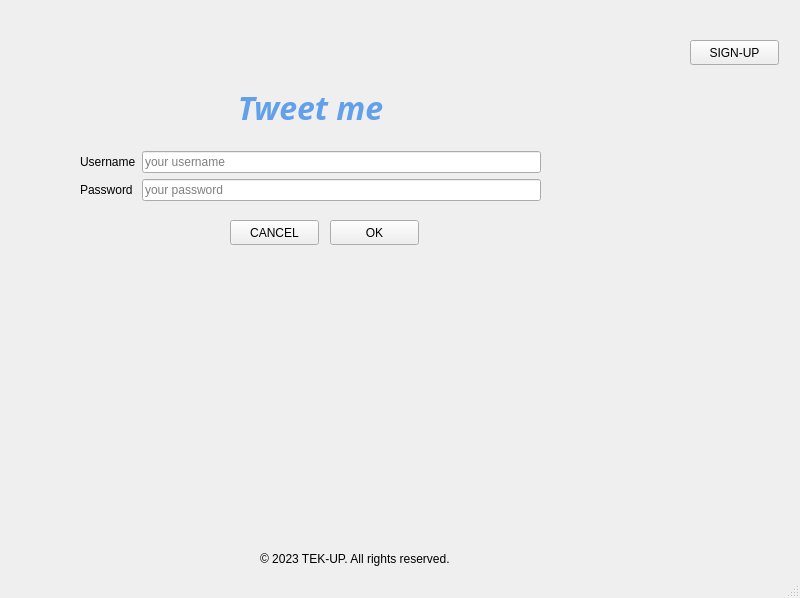
cybyacine/angry_tweet, file UIs/sign-in.ui: the form before one commit.
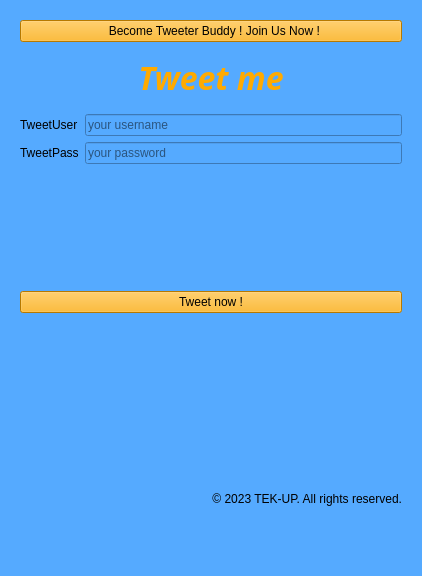
The form after the commit. Icons and pictures are not drawn.

```diff
--- a/UIs/sign-in.ui
+++ b/UIs/sign-in.ui
@@ -1,28 +1,46 @@
 <?xml version="1.0" encoding="UTF-8"?>
 <ui version="4.0">
- <class>MainWindow</class>
- <widget class="QMainWindow" name="MainWindow">
+ <class>form</class>
+ <widget class="QWidget" name="form">
   <property name="geometry">
    <rect>
     <x>0</x>
     <y>0</y>
-    <width>800</width>
-    <height>598</height>
+    <width>422</width>
+    <height>576</height>
    </rect>
   </property>
   <property name="windowTitle">
    <string>MainWindow</string>
   </property>
-  <widget class="QWidget" name="centralwidget">
-   <widget class="QWidget" name="verticalLayoutWidget">
-    <property name="geometry">
-     <rect>
-      <x>80</x>
-      <y>70</y>
-      <width>461</width>
-      <height>131</height>
-     </rect>
-    </property>
+  <property name="styleSheet">
+   <string notr="true">background-color: rgb(85, 170, 255);</string>
+  </property>
+  <layout class="QVBoxLayout" name="verticalLayout_4">
+   <item>
+    <widget class="QWidget" name="centralwidget" native="true">
+     <property name="autoFillBackground">
+      <bool>false</bool>
+     </property>
+     <property name="styleSheet">
+      <string notr="true">background-color: rgb(85, 170, 255)</string>
+     </property>
+     <layout class="QVBoxLayout" name="verticalLayout_5">
+      <item>
+       <widget class="QPushButton" name="signUpPushButton">
+        <property name="styleSheet">
+         <string notr="true">background-color: rgb(255, 170, 0);</string>
+        </property>
+        <property name="text">
+         <string>  Become Tweeter Buddy ! Join Us Now !</string>
+        </property>
+        <property name="icon">
+         <iconset>
+          <normaloff>../Imgs/icon.png</normaloff>../Imgs/icon.png</iconset>
+        </property>
+       </widget>
+      </item>
+      <item>
     <layout class="QVBoxLayout" name="verticalLayout">
      <item>
       <widget class="QLabel" name="label">
@@ -41,27 +59,54 @@
           <colorrole role="WindowText">
            <brush brushstyle="SolidPattern">
             <color alpha="255">
-             <red>98</red>
-             <green>160</green>
-             <blue>234</blue>
+                <red>255</red>
+                <green>170</green>
+                <blue>0</blue>
+               </color>
+              </brush>
+             </colorrole>
+             <colorrole role="Button">
+              <brush brushstyle="SolidPattern">
+               <color alpha="255">
+                <red>85</red>
+                <green>170</green>
+                <blue>255</blue>
             </color>
            </brush>
           </colorrole>
           <colorrole role="Text">
            <brush brushstyle="SolidPattern">
             <color alpha="255">
-             <red>98</red>
-             <green>160</green>
-             <blue>234</blue>
+                <red>255</red>
+                <green>170</green>
+                <blue>0</blue>
             </color>
            </brush>
           </colorrole>
           <colorrole role="ButtonText">
            <brush brushstyle="SolidPattern">
             <color alpha="255">
-             <red>98</red>
-             <green>160</green>
-             <blue>234</blue>
+                <red>255</red>
+                <green>170</green>
+                <blue>0</blue>
+               </color>
+              </brush>
+             </colorrole>
+             <colorrole role="Base">
+              <brush brushstyle="SolidPattern">
+               <color alpha="255">
+                <red>85</red>
+                <green>170</green>
+                <blue>255</blue>
+               </color>
+              </brush>
+             </colorrole>
+             <colorrole role="Window">
+              <brush brushstyle="SolidPattern">
+               <color alpha="255">
+                <red>85</red>
+                <green>170</green>
+                <blue>255</blue>
             </color>
            </brush>
           </colorrole>
@@ -88,27 +133,54 @@
           <colorrole role="WindowText">
            <brush brushstyle="SolidPattern">
             <color alpha="255">
-             <red>98</red>
-             <green>160</green>
-             <blue>234</blue>
+                <red>255</red>
+                <green>170</green>
+                <blue>0</blue>
+               </color>
+              </brush>
+             </colorrole>
+             <colorrole role="Button">
+              <brush brushstyle="SolidPattern">
+               <color alpha="255">
+                <red>85</red>
+                <green>170</green>
+                <blue>255</blue>
             </color>
            </brush>
           </colorrole>
           <colorrole role="Text">
            <brush brushstyle="SolidPattern">
             <color alpha="255">
-             <red>98</red>
-             <green>160</green>
-             <blue>234</blue>
+                <red>255</red>
+                <green>170</green>
+                <blue>0</blue>
             </color>
            </brush>
           </colorrole>
           <colorrole role="ButtonText">
            <brush brushstyle="SolidPattern">
             <color alpha="255">
-             <red>98</red>
-             <green>160</green>
-             <blue>234</blue>
+                <red>255</red>
+                <green>170</green>
+                <blue>0</blue>
+               </color>
+              </brush>
+             </colorrole>
+             <colorrole role="Base">
+              <brush brushstyle="SolidPattern">
+               <color alpha="255">
+                <red>85</red>
+                <green>170</green>
+                <blue>255</blue>
+               </color>
+              </brush>
+             </colorrole>
+             <colorrole role="Window">
+              <brush brushstyle="SolidPattern">
+               <color alpha="255">
+                <red>85</red>
+                <green>170</green>
+                <blue>255</blue>
             </color>
            </brush>
           </colorrole>
@@ -135,27 +207,54 @@
           <colorrole role="WindowText">
            <brush brushstyle="SolidPattern">
             <color alpha="255">
-             <red>98</red>
-             <green>160</green>
-             <blue>234</blue>
+                <red>255</red>
+                <green>170</green>
+                <blue>0</blue>
+               </color>
+              </brush>
+             </colorrole>
+             <colorrole role="Button">
+              <brush brushstyle="SolidPattern">
+               <color alpha="255">
+                <red>85</red>
+                <green>170</green>
+                <blue>255</blue>
             </color>
            </brush>
           </colorrole>
           <colorrole role="Text">
            <brush brushstyle="SolidPattern">
             <color alpha="255">
-             <red>98</red>
-             <green>160</green>
-             <blue>234</blue>
+                <red>255</red>
+                <green>170</green>
+                <blue>0</blue>
             </color>
            </brush>
           </colorrole>
           <colorrole role="ButtonText">
            <brush brushstyle="SolidPattern">
             <color alpha="255">
-             <red>98</red>
-             <green>160</green>
-             <blue>234</blue>
+                <red>255</red>
+                <green>170</green>
+                <blue>0</blue>
+               </color>
+              </brush>
+             </colorrole>
+             <colorrole role="Base">
+              <brush brushstyle="SolidPattern">
+               <color alpha="255">
+                <red>85</red>
+                <green>170</green>
+                <blue>255</blue>
+               </color>
+              </brush>
+             </colorrole>
+             <colorrole role="Window">
+              <brush brushstyle="SolidPattern">
+               <color alpha="255">
+                <red>85</red>
+                <green>170</green>
+                <blue>255</blue>
             </color>
            </brush>
           </colorrole>
@@ -192,7 +291,7 @@
        </property>
        <property name="styleSheet">
         <string notr="true">font: 75 bold italic 24pt &quot;Ubuntu Condensed&quot;;
-color: rgb(98, 160, 234);</string>
+color: rgb(255, 170, 0);</string>
        </property>
        <property name="text">
         <string>Tweet me</string>
@@ -221,14 +320,14 @@
             </size>
            </property>
            <property name="text">
-            <string>Username</string>
+               <string>TweetUser</string>
            </property>
           </widget>
          </item>
          <item>
           <widget class="QLabel" name="label_3">
            <property name="text">
-            <string>Password</string>
+               <string>TweetPass</string>
            </property>
           </widget>
          </item>
@@ -238,6 +337,9 @@
         <layout class="QVBoxLayout" name="verticalLayout_2">
          <item>
           <widget class="QLineEdit" name="usernameLineEdit">
+              <property name="styleSheet">
+               <string notr="true">border-color: red;</string>
+              </property>
            <property name="placeholderText">
             <string>your username</string>
            </property>
@@ -245,6 +347,9 @@
          </item>
          <item>
           <widget class="QLineEdit" name="passwordLineEdit">
+              <property name="styleSheet">
+               <string notr="true">border-color: red;</string>
+              </property>
            <property name="placeholderText">
             <string>your password</string>
            </property>
@@ -255,87 +360,61 @@
       </layout>
      </item>
     </layout>
-   </widget>
+      </item>
+      <item>
+       <widget class="QLabel" name="responseInvalidQLabel">
+        <property name="font">
+         <font>
+          <weight>75</weight>
+          <bold>true</bold>
+         </font>
+        </property>
+        <property name="styleSheet">
+         <string notr="true">color: red;</string>
+        </property>
+        <property name="text">
+         <string/>
+        </property>
+        <property name="alignment">
+         <set>Qt::AlignCenter</set>
+        </property>
+       </widget>
+      </item>
+      <item>
+       <widget class="QPushButton" name="okPushButton">
+        <property name="styleSheet">
+         <string notr="true">background-color: rgb(255, 170, 0);</string>
+        </property>
+        <property name="text">
+         <string>Tweet now !</string>
+        </property>
+       </widget>
+      </item>
+      <item>
    <widget class="QLabel" name="label_4">
-    <property name="geometry">
-     <rect>
-      <x>270</x>
-      <y>10</y>
-      <width>531</width>
-      <height>491</height>
-     </rect>
-    </property>
     <property name="text">
      <string/>
     </property>
     <property name="pixmap">
-     <pixmap resource="../Imgs/test.qrc">:/newPrefix/tweet-me.png</pixmap>
-    </property>
-   </widget>
+         <pixmap>../Imgs/tweet-me2.png</pixmap>
+        </property>
+       </widget>
+      </item>
+      <item>
    <widget class="QLabel" name="label_5">
-    <property name="geometry">
-     <rect>
-      <x>260</x>
-      <y>550</y>
-      <width>241</width>
-      <height>17</height>
-     </rect>
-    </property>
     <property name="text">
      <string>© 2023 TEK-UP. All rights reserved.</string>
     </property>
-   </widget>
-   <widget class="QPushButton" name="okPushButton">
-    <property name="geometry">
-     <rect>
-      <x>330</x>
-      <y>220</y>
-      <width>89</width>
-      <height>25</height>
-     </rect>
-    </property>
-    <property name="text">
-     <string>OK</string>
-    </property>
-   </widget>
-   <widget class="QPushButton" name="cancelPushButton">
-    <property name="geometry">
-     <rect>
-      <x>230</x>
-      <y>220</y>
-      <width>89</width>
-      <height>25</height>
-     </rect>
-    </property>
-    <property name="text">
-     <string>CANCEL</string>
-    </property>
-   </widget>
-   <widget class="QPushButton" name="signUpPushButton">
-    <property name="geometry">
-     <rect>
-      <x>690</x>
-      <y>40</y>
-      <width>89</width>
-      <height>25</height>
-     </rect>
-    </property>
-    <property name="text">
-     <string>SIGN-UP</string>
-    </property>
-   </widget>
-   <zorder>label_4</zorder>
-   <zorder>verticalLayoutWidget</zorder>
-   <zorder>label_5</zorder>
-   <zorder>okPushButton</zorder>
-   <zorder>cancelPushButton</zorder>
-   <zorder>signUpPushButton</zorder>
-  </widget>
-  <widget class="QStatusBar" name="statusbar"/>
- </widget>
- <resources>
-  <include location="../Imgs/test.qrc"/>
-  <include location="../img/test.qrc"/>
- </resources>
+        <property name="alignment">
+         <set>Qt::AlignRight|Qt::AlignTrailing|Qt::AlignVCenter</set>
+        </property>
+       </widget>
+      </item>
+     </layout>
+    </widget>
+   </item>
+  </layout>
+ </widget>
+ <resources/>
  <connections/>
 </ui>
```
Left out of the diff: 2 changed lines with no effect on the pictures. Lines whose indentation alone changed are shown as unchanged.
